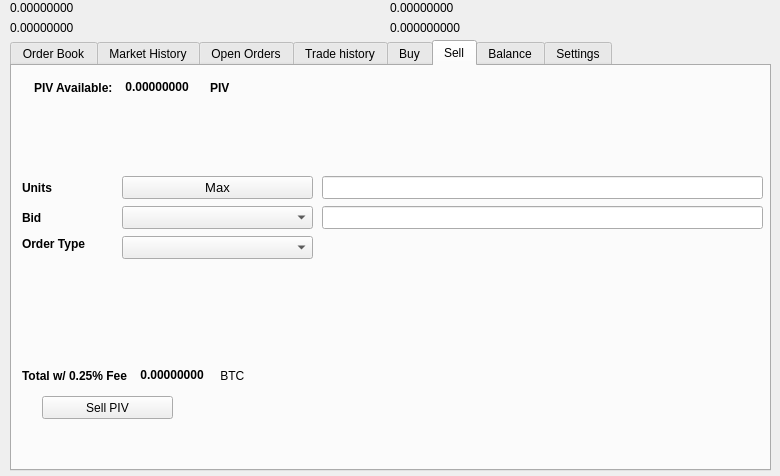
Before: the Qt Designer form src/qt/forms/tradingdialog.ui in binarysculptor/wallet, drawn with Qt 5.
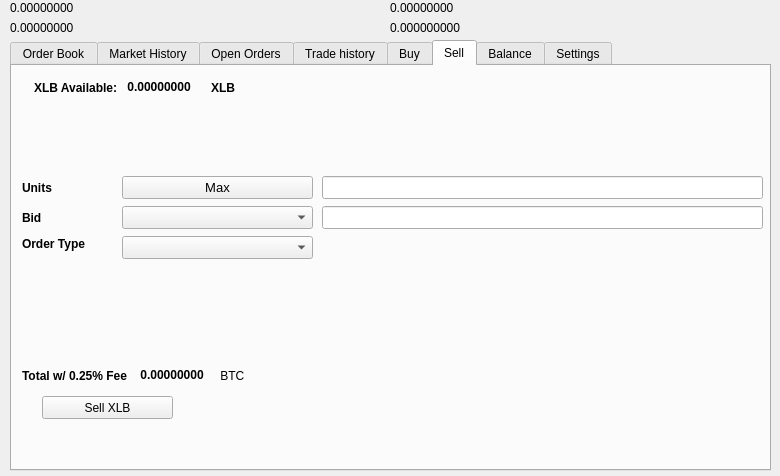
After: the same form once the commit is applied. The open tabs and pages were chosen to show the change. Icons and pictures are not drawn.

The edit to the form file:
```diff
--- a/src/qt/forms/tradingdialog.ui
+++ b/src/qt/forms/tradingdialog.ui
@@ -1751,7 +1751,7 @@
       </rect>
      </property>
      <property name="text">
-      <string>Sell PIV</string>
+      <string>Sell XLB</string>
      </property>
      <property name="icon">
       <iconset resource="../liberty">
@@ -1777,7 +1777,7 @@
          </font>
         </property>
         <property name="text">
-         <string>PIV Available:</string>
+         <string>XLB Available:</string>
         </property>
        </widget>
       </item>
@@ -2221,7 +2221,7 @@
          </font>
         </property>
         <property name="text">
-         <string>PIV</string>
+         <string>XLB</string>
         </property>
        </widget>
       </item>
```
Left out of the diff: 14 changed lines with no effect on the pictures.
